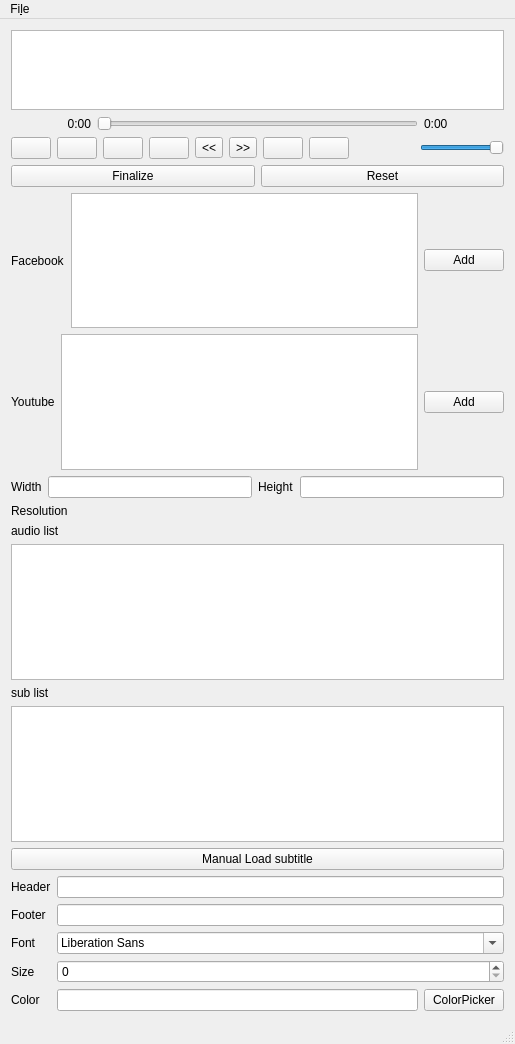
The window that FilmMaker/mainwindow.ui (kevintruong/ravenlrc) describes before a commit, drawn with Qt 5.
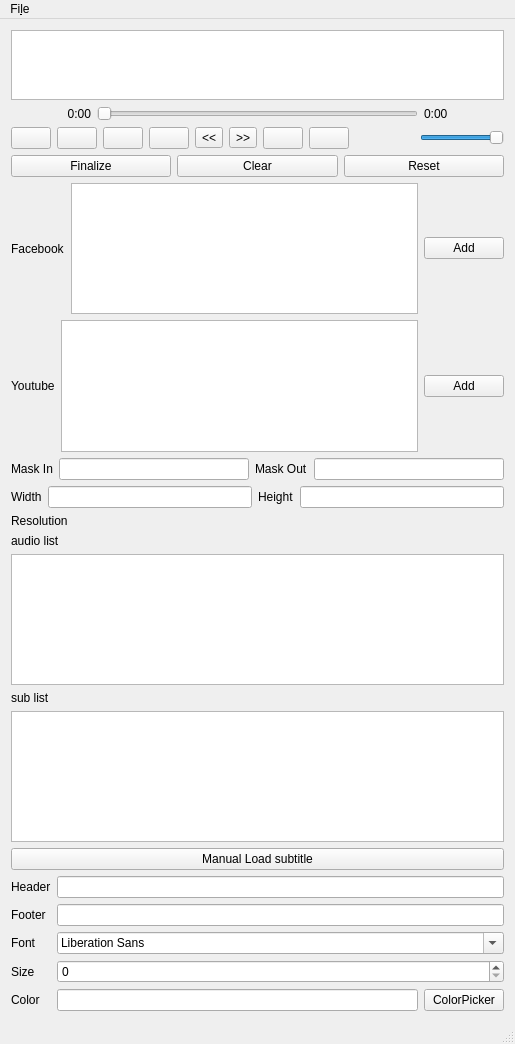
The same window after the commit. Icons and pictures are not drawn.

```diff
--- a/FilmMaker/mainwindow.ui
+++ b/FilmMaker/mainwindow.ui
@@ -213,6 +213,30 @@
      <layout class="QVBoxLayout" name="verticalLayout">
       <item>
        <layout class="QVBoxLayout" name="verticalLayout_3">
+        <item>
+         <layout class="QHBoxLayout" name="horizontalLayout_8">
+          <item>
+           <widget class="QLabel" name="label_4">
+            <property name="text">
+             <string>Mask In</string>
+            </property>
+           </widget>
+          </item>
+          <item>
+           <widget class="QLineEdit" name="mask_in_value"/>
+          </item>
+          <item>
+           <widget class="QLabel" name="label_2">
+            <property name="text">
+             <string>Mask Out</string>
+            </property>
+           </widget>
+          </item>
+          <item>
+           <widget class="QLineEdit" name="mask_out_value"/>
+          </item>
+         </layout>
+        </item>
         <item>
          <layout class="QHBoxLayout" name="horizontalLayout_2">
           <item>
@@ -317,6 +341,13 @@
         </property>
        </widget>
       </item>
+      <item>
+       <widget class="QPushButton" name="clearButton">
+        <property name="text">
+         <string>Clear</string>
+        </property>
+       </widget>
+      </item>
       <item>
        <widget class="QPushButton" name="resetButton">
         <property name="text">
```
Left out of the diff: 246 changed lines with no effect on the pictures.
